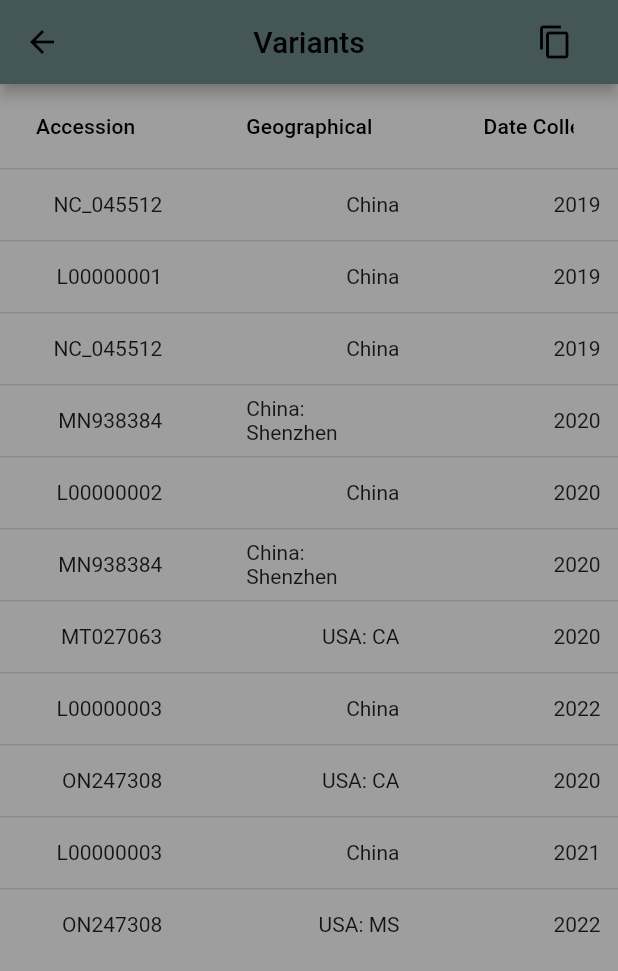
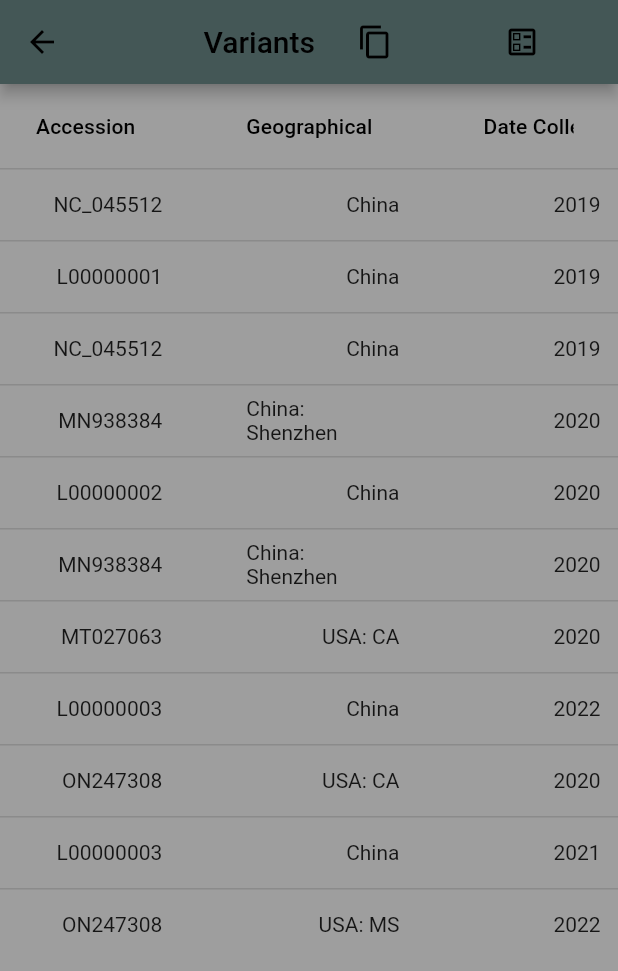
Before and after one commit to Fried-man/CENT, a Flutter app: the VariantView screen opened directly, on a phone screen of 412 x 824 dp. Shown: the top 971 px of the screen. Run offline on Flutter 3.47's test engine with Material 2 defaults, Android fonts, the phone set to English and light mode, and no system bars; our stand-ins replace auto_size_text, firebase_auth, firebase_core, google_maps_flutter; accounts and stored records are empty.

Commit message:
added a dummy compare button

```diff
--- a/lib/views/variant-view.dart
+++ b/lib/views/variant-view.dart
@@ -22,7 +22,11 @@ class _VariantView extends State<VariantView> {
         ),
         actions: <Widget>[
           Padding(
-            padding: const EdgeInsets.only(right: 18.0),
+            padding: const EdgeInsets.only(right: 20.0),
+            child: Row(
+              children: [
+                Padding(
+                  padding: const EdgeInsets.only(right: 50),
                   child: IconButton(
                     icon: const Icon(Icons.content_copy),
                     tooltip: "Copy selected variants to clipboard",
@@ -32,6 +36,18 @@ class _VariantView extends State<VariantView> {
                             .showSnackBar(const SnackBar(content: Text('Copied variants to clipboard')));
                       });
                     },
+                  )
+                ),
+                Padding(
+                  padding: const EdgeInsets.only(right: 20),
+                  child: IconButton(
+                      icon: const Icon(Icons.ballot_outlined),
+                      tooltip: "Compare Variants",
+                      onPressed: () => {}
+                  )
+                )
+
+              ]
             ),
           ),
           //add Compare button right here
```
Lines whose indentation alone changed are shown as unchanged.
